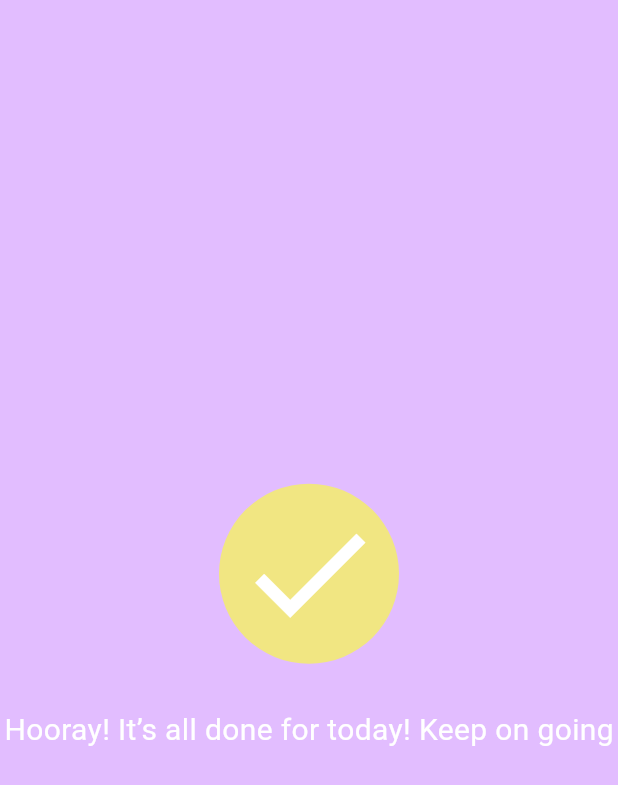
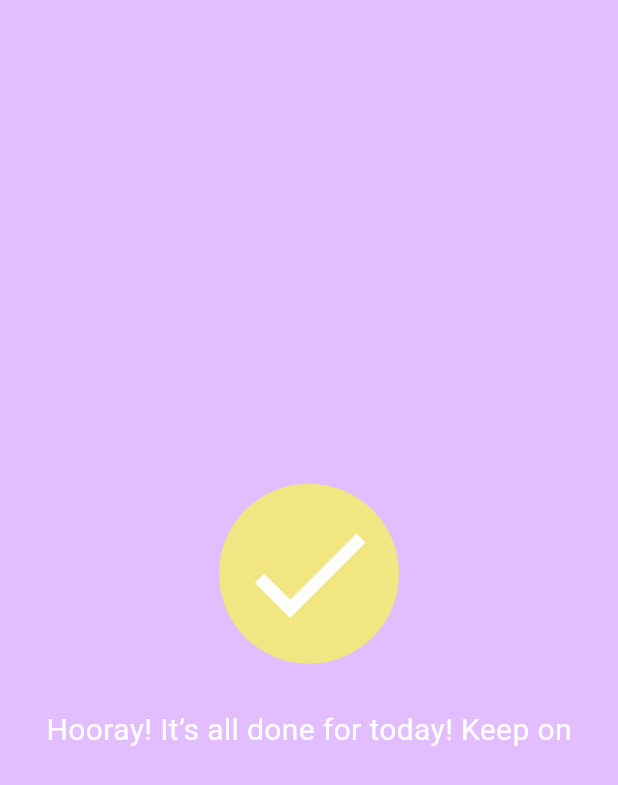
Before and after one commit to naomehmi/betterU-flutter-assignment, a Flutter app: the WorkoutDonePage screen opened directly, on a phone screen of 412 x 824 dp. Shown: the top 785 px of the screen. Run offline on Flutter 3.47's test engine with Material 3 defaults, Android fonts, the phone set to English and light mode, and no system bars; our stand-ins replace carousel_slider, gradient_borders, timeline_tile, youtube_player_flutter.

Commit message:
tes commit

```diff
--- a/better_u/lib/screens/content/programs/workout_done_page.dart
+++ b/better_u/lib/screens/content/programs/workout_done_page.dart
@@ -40,7 +40,7 @@ class _WorkoutDonePageState extends State<WorkoutDonePage> {
             ),
             SizedBox(height: 30),
             Text(
-              "Hooray! It’s all done for today! Keep on going",
+              "Hooray! It’s all done for today! Keep on",
               style: TextStyle(
                 fontSize: 20,
                 color: Colors.white,
```
